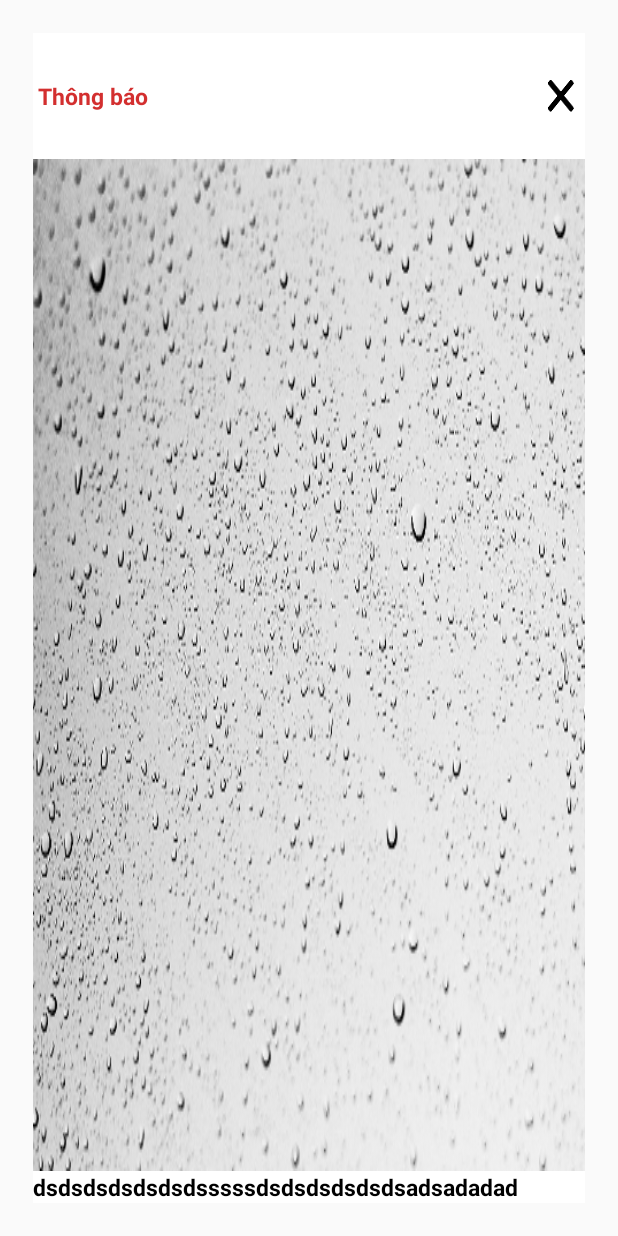
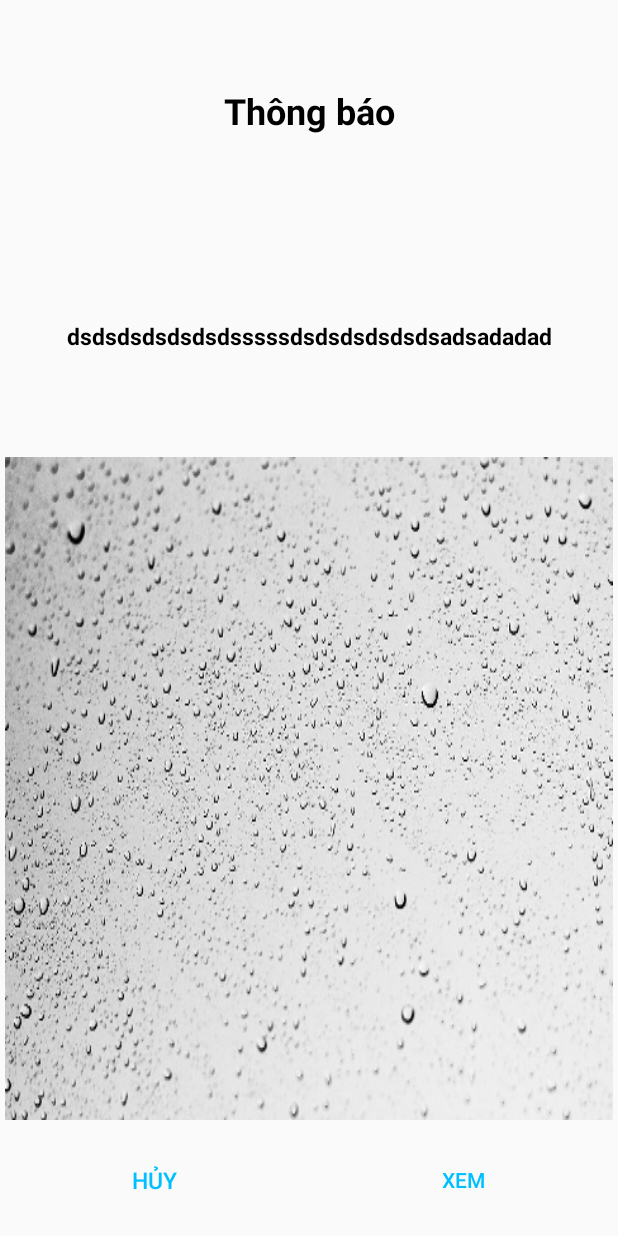
Before and after one commit to vominhquan1995/APP_ELEARNING, an Android app: the layout dialog_notification.xml on its own in the app's theme, with its tools: preview values and no code run, on a phone screen of 412 x 824 dp. Run offline under Robolectric (Android 15) with nearby library versions, the phone set to English and light mode, and no system bars.

Commit message:
update dialog notification

```diff
--- a/ELEARNING/app/src/main/AndroidManifest.xml
+++ b/ELEARNING/app/src/main/AndroidManifest.xml
@@ -27,7 +27,7 @@
             android:name=".activity.MainActivity"
             android:screenOrientation="sensorPortrait"
             android:windowSoftInputMode="adjustPan|adjustResize"></activity>
-        <activity android:name=".dialog.FirebaseMessageDialog" android:theme="@style/Base.Theme.AppCompat.Dialog"/>
+        <activity android:name=".dialog.FirebaseMessageDialog" android:theme="@style/AlertDialogCustom"/>
 
         <service android:name=".service.FirebaseMessagingService">
             <intent-filter>
--- a/ELEARNING/app/src/main/res/layout/dialog_notification.xml
+++ b/ELEARNING/app/src/main/res/layout/dialog_notification.xml
@@ -1,64 +1,81 @@
 <?xml version="1.0" encoding="utf-8"?>
 <LinearLayout xmlns:android="http://schemas.android.com/apk/res/android"
     xmlns:tools="http://schemas.android.com/tools"
+    android:id="@+id/dialog_notification"
     android:layout_width="match_parent"
     android:layout_height="match_parent"
-    android:orientation="vertical"
-    android:layout_margin="@dimen/margin_10dp"
-    android:padding="@dimen/dialog_margin">
+    android:background="@android:color/transparent"
+    android:orientation="vertical">
 
     <LinearLayout
         android:layout_width="match_parent"
         android:layout_height="match_parent"
-        android:background="@android:color/white"
+        android:background="@android:color/transparent"
         android:gravity="center"
         android:orientation="vertical"
         tools:ignore="UselessParent">
+
+        <TextView
+            android:id="@+id/txtTitle"
+            android:layout_width="match_parent"
+            android:layout_height="0dp"
+            android:layout_weight="0.2"
+            android:gravity="center"
+            android:text="Thông báo"
+            android:textColor="@color/colorBlack"
+            android:textSize="@dimen/txt_size_24sp"
+            android:textStyle="bold" />
+
+        <TextView
+            android:id="@+id/txtBody"
+            android:layout_width="match_parent"
+            android:layout_height="0dp"
+            android:layout_margin="@dimen/margin_3dp"
+            android:layout_weight="0.2"
+            android:gravity="center"
+            android:text="dsdsdsdsdsdsdsssssdsdsdsdsdsdsadsadadad"
+            android:textColor="@color/colorBlack"
+            android:textSize="@dimen/text_size_15"
+            android:textStyle="bold" />
+
+        <ImageView
+            android:id="@+id/imageNotification"
+            android:layout_width="match_parent"
+            android:layout_height="0dp"
+            android:layout_margin="@dimen/margin_3dp"
+            android:layout_weight="0.6"
+            android:background="@drawable/background_avatar" />
+
         <LinearLayout
             android:layout_width="match_parent"
             android:layout_height="0dp"
             android:layout_weight="0.1"
-            android:gravity="center"
-            android:layout_margin="@dimen/margin_3dp"
             android:orientation="horizontal">
-            <TextView
-                android:id="@+id/txtTitle"
+
+            <Button
+                android:id="@+id/btnCancel"
                 android:layout_width="0dp"
                 android:layout_height="match_parent"
-                android:layout_weight="0.95"
-                android:gravity="center|left"
-                android:text="Thông báo"
-                android:textColor="@color/colorRed"
-                android:textStyle="bold"
+                android:layout_margin="@dimen/margin_5dp"
+                android:layout_weight="0.5"
+                android:background="@android:color/transparent"
+                android:gravity="center"
+                android:padding="@dimen/padding_5dp"
+                android:text="@string/title_cancel"
+                android:textColor="@color/color_blue"
                 android:textSize="@dimen/text_size_15" />
-            <ImageView
-                android:layout_margin="@dimen/margin_3dp"
-                android:id="@+id/imgCancel"
+
+            <Button
+                android:id="@+id/btnView"
                 android:layout_width="0dp"
-                android:layout_height="wrap_content"
-                android:layout_weight="0.05"
-                android:background="@drawable/cancel"/>
-        </LinearLayout>
-
-        <LinearLayout
-            android:layout_width="match_parent"
-            android:layout_height="0dp"
-            android:layout_weight="0.9"
-            android:orientation="vertical">
-            <ImageView
-                android:id="@+id/imageNotification"
-                android:layout_width="match_parent"
-                android:layout_height="0dp"
-                android:layout_weight="0.8"
-                android:background="@drawable/background_avatar"/>
-            <TextView
-                android:id="@+id/txtBody"
-                android:layout_width="wrap_content"
-                android:layout_height="wrap_content"
-                android:text="dsdsdsdsdsdsdsssssdsdsdsdsdsdsadsadadad"
-                android:textColor="@color/colorBlack"
-                android:textStyle="bold"
-                android:textSize="@dimen/text_size_15" />
+                android:layout_height="match_parent"
+                android:layout_margin="@dimen/margin_5dp"
+                android:layout_weight="0.5"
+                android:background="@android:color/transparent"
+                android:gravity="center"
+                android:padding="@dimen/padding_5dp"
+                android:text="@string/cap_view"
+                android:textColor="@color/color_blue" />
         </LinearLayout>
 
     </LinearLayout>
--- a/ELEARNING/app/src/main/res/values/strings.xml
+++ b/ELEARNING/app/src/main/res/values/strings.xml
@@ -50,6 +50,7 @@
     <string name="cap_search_result">Kết quả tìm kiếm</string>
     <string name="title_search">Tìm kiếm khóa học</string>
     <string name="cap_do_exam">Làm bài</string>
+    <string name="cap_view">Xem</string>
 
     <!--validate_input-->
     <string name="validate_email">Vui lòng nhập email</string>
--- a/ELEARNING/app/src/main/res/values/styles.xml
+++ b/ELEARNING/app/src/main/res/values/styles.xml
@@ -74,10 +74,9 @@
         <item name="android:windowNoTitle">true</item>
         <item name="android:windowFullscreen">true</item>
         <item name="android:windowIsFloating">true</item>
-        <item name="android:windowContentOverlay">@null</item>
         <item name="android:windowAnimationStyle">@android:style/Animation.Dialog</item>
         <item name="android:windowSoftInputMode">stateUnspecified|adjustPan</item>
-        <item name="android:windowBackground">@android:color/transparent</item>
-        <item name="android:minWidth" type="dimen">600dp</item>
+        <item name="android:background">@color/colorWhite</item>
+        <item name="android:windowBackground">@color/colorWhite</item>
     </style>
 </resources>
```
Also changed, not shown: ELEARNING/app/src/main/java/com/elearning/elearning/dialog/FirebaseMessageDialog.java (+26 -22 lines), 1 other file.
